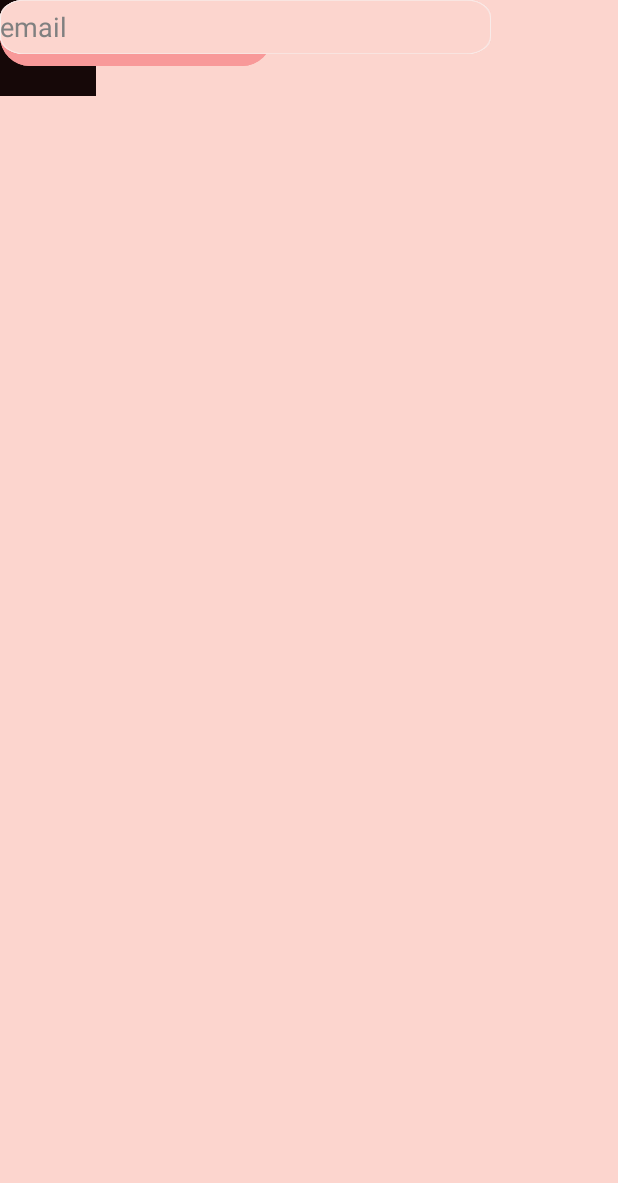
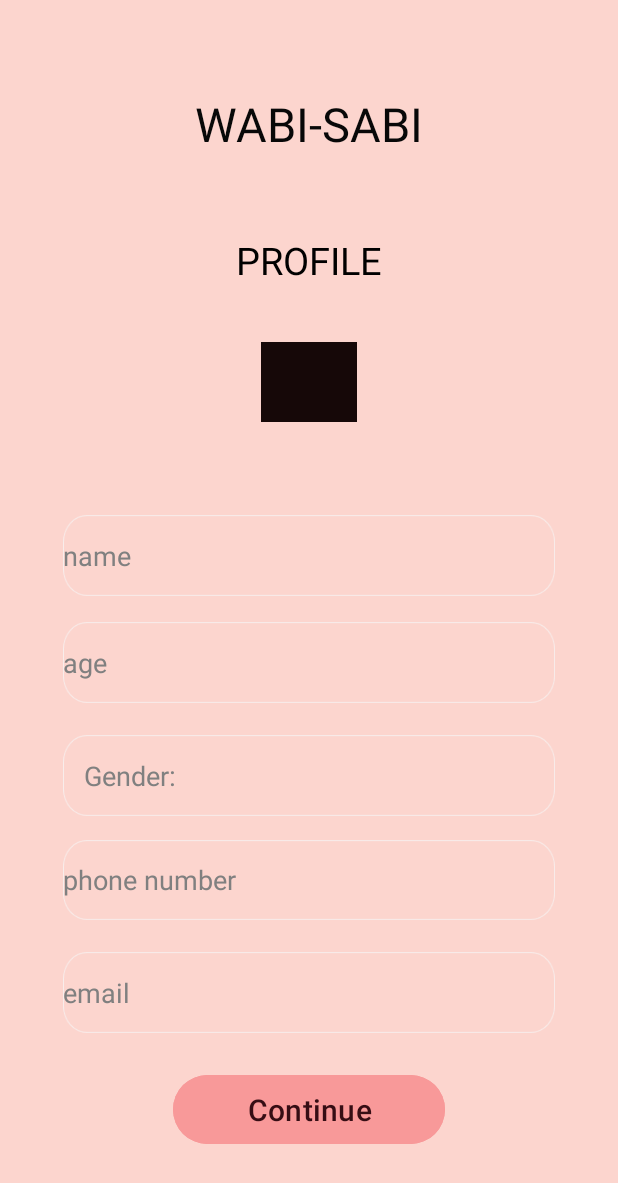
Before and after one commit to Atharv-Verma290/Wabi-Sabi, an Android app: the ProfileActivity screen opened directly, with no data from a screen before it, on a phone screen of 412 x 824 dp. Shown: the top 1183 px of the screen. Run offline under Robolectric (Android 15) with nearby library versions, the phone set to English and light mode, and no system bars.

Commit message:
Profile Building page awaiting Avatar

```diff
--- a/app/src/main/java/com/example/wabisabi/ProfileActivity.java
+++ b/app/src/main/java/com/example/wabisabi/ProfileActivity.java
@@ -3,6 +3,8 @@ package com.example.wabisabi;
 import androidx.appcompat.app.AppCompatActivity;
 
 import android.os.Bundle;
+import android.widget.ArrayAdapter;
+import android.widget.Spinner;
 
 public class ProfileActivity extends AppCompatActivity {
 
@@ -10,5 +12,10 @@ public class ProfileActivity extends AppCompatActivity {
     protected void onCreate(Bundle savedInstanceState) {
         super.onCreate(savedInstanceState);
         setContentView(R.layout.activity_profile);
+
+        Spinner spinner = findViewById(R.id.spinner);
+        ArrayAdapter<CharSequence> adapter = ArrayAdapter.createFromResource(this,R.array.Gender,R.layout.drop_down_item);
+        adapter.setDropDownViewResource(R.layout.drop_down_item);
+        spinner.setAdapter(adapter);
     }
 }
--- a/app/src/main/res/layout/activity_login.xml
+++ b/app/src/main/res/layout/activity_login.xml
@@ -2,9 +2,9 @@
 <androidx.constraintlayout.widget.ConstraintLayout xmlns:android="http://schemas.android.com/apk/res/android"
     xmlns:app="http://schemas.android.com/apk/res-auto"
     xmlns:tools="http://schemas.android.com/tools"
-    android:background="@drawable/back_gradient"
     android:layout_width="match_parent"
     android:layout_height="match_parent"
+    android:background="@drawable/back_gradient"
     tools:context=".Login">
 
         <TextView
@@ -21,8 +21,10 @@
             android:id="@+id/button4"
             android:layout_width="wrap_content"
             android:layout_height="wrap_content"
+            android:layout_marginTop="65dp"
             android:text="Button"
-            tools:layout_editor_absoluteX="169dp"
-            tools:layout_editor_absoluteY="403dp" />
+            app:layout_constraintEnd_toEndOf="parent"
+            app:layout_constraintStart_toStartOf="parent"
+            app:layout_constraintTop_toBottomOf="@+id/textView" />
 
 </androidx.constraintlayout.widget.ConstraintLayout>
--- a/app/src/main/res/layout/activity_profile.xml
+++ b/app/src/main/res/layout/activity_profile.xml
@@ -5,93 +5,126 @@
     android:layout_width="match_parent"
     android:layout_height="match_parent"
     android:background="@color/fig_pink"
-    tools:context=".ProfileActivity">
+    android:clickable="true"
+    tools:context=".ProfileActivity"
+    android:focusable="true">
 
     <TextView
         android:id="@+id/wabi_sabi"
         android:layout_width="204dp"
-        android:layout_height="63dp"
-        android:layout_alignParentLeft="true"
+        android:layout_height="0dp"
+        android:layout_alignParentStart="true"
         android:layout_alignParentTop="true"
+        android:layout_marginTop="61dp"
+        android:layout_marginBottom="31dp"
         android:gravity="center_horizontal|top"
         android:text="@string/wabi_sabi"
         android:textAppearance="@style/wabi_sabi"
-        tools:layout_editor_absoluteX="103dp"
-        tools:layout_editor_absoluteY="61dp" />
+        app:layout_constraintBottom_toTopOf="@+id/profile"
+        app:layout_constraintEnd_toEndOf="parent"
+        app:layout_constraintStart_toStartOf="parent"
+        app:layout_constraintTop_toTopOf="parent" />
 
     <TextView
         android:id="@+id/profile"
         android:layout_width="136dp"
-        android:layout_height="39dp"
+        android:layout_height="0dp"
         android:layout_alignParentTop="true"
         android:layout_centerHorizontal="true"
+        android:layout_marginBottom="27dp"
         android:gravity="center"
         android:text="@string/profile"
         android:textAppearance="@style/profile"
-        tools:layout_editor_absoluteX="137dp"
-        tools:layout_editor_absoluteY="155dp" />
+        app:layout_constraintBottom_toTopOf="@+id/ellipse_8"
+        app:layout_constraintEnd_toEndOf="parent"
+        app:layout_constraintStart_toStartOf="parent"
+        app:layout_constraintTop_toBottomOf="@+id/wabi_sabi" />
 
     <ImageView
         android:id="@+id/ellipse_8"
         android:layout_width="64dp"
-        android:layout_height="64dp"
+        android:layout_height="0dp"
         android:layout_alignParentTop="true"
         android:layout_centerHorizontal="true"
+        android:layout_marginBottom="62dp"
         android:background="#160808"
-        tools:layout_editor_absoluteX="173dp"
-        tools:layout_editor_absoluteY="221dp" />
+        app:layout_constraintBottom_toTopOf="@+id/rectangle_4"
+        app:layout_constraintEnd_toEndOf="@+id/profile"
+        app:layout_constraintStart_toStartOf="@+id/profile"
+        app:layout_constraintTop_toBottomOf="@+id/profile"
+        android:contentDescription="Avatar" />
 
     <EditText
         android:id="@+id/rectangle_4"
-        android:layout_width="327dp"
-        android:layout_height="36dp"
-        android:layout_alignParentLeft="true"
+        android:layout_width="0dp"
+        android:layout_height="0dp"
+        android:layout_alignParentStart="true"
         android:layout_alignParentTop="true"
+        android:layout_marginStart="42dp"
+        android:layout_marginEnd="42dp"
+        android:layout_marginBottom="17dp"
         android:background="@drawable/rectangle_4"
         android:elevation="9dp"
         android:hint="name"
         android:textColorHint="#808080"
-        tools:layout_editor_absoluteX="42dp"
-        tools:layout_editor_absoluteY="347dp" />
+        app:layout_constraintBottom_toTopOf="@+id/ageprof"
+        app:layout_constraintEnd_toEndOf="parent"
+        app:layout_constraintStart_toStartOf="parent"
+        app:layout_constraintTop_toBottomOf="@+id/ellipse_8" />
 
     <EditText
         android:id="@+id/ageprof"
-        android:layout_width="327dp"
-        android:layout_height="36dp"
-        android:layout_alignParentLeft="true"
+        android:layout_width="0dp"
+        android:layout_height="0dp"
+        android:layout_alignParentStart="true"
         android:layout_alignParentTop="true"
+        android:layout_marginStart="42dp"
+        android:layout_marginEnd="42dp"
+        android:layout_marginBottom="21dp"
         android:background="@drawable/rectangle_4"
         android:elevation="9dp"
         android:hint="age"
         android:textColorHint="#808080"
-        tools:layout_editor_absoluteX="42dp"
-        tools:layout_editor_absoluteY="400dp" />
+        app:layout_constraintBottom_toTopOf="@+id/spinner"
+        app:layout_constraintEnd_toEndOf="parent"
+        app:layout_constraintStart_toStartOf="parent"
+        app:layout_constraintTop_toBottomOf="@+id/rectangle_4" />
 
     <EditText
         android:id="@+id/phonenum"
-        android:layout_width="327dp"
-        android:layout_height="36dp"
-        android:layout_alignParentLeft="true"
+        android:layout_width="0dp"
+        android:layout_height="0dp"
+        android:layout_alignParentStart="true"
         android:layout_alignParentTop="true"
+        android:layout_marginStart="42dp"
+        android:layout_marginEnd="42dp"
+        android:layout_marginBottom="21dp"
         android:background="@drawable/rectangle_4"
         android:elevation="9dp"
         android:hint="phone number"
         android:textColorHint="#808080"
-        tools:layout_editor_absoluteX="42dp"
-        tools:layout_editor_absoluteY="509dp" />
+        app:layout_constraintBottom_toTopOf="@+id/emailprof"
+        app:layout_constraintEnd_toEndOf="parent"
+        app:layout_constraintStart_toStartOf="parent"
+        app:layout_constraintTop_toBottomOf="@+id/spinner" />
 
     <EditText
         android:id="@+id/emailprof"
-        android:layout_width="327dp"
-        android:layout_height="36dp"
-        android:layout_alignParentLeft="true"
+        android:layout_width="0dp"
+        android:layout_height="0dp"
+        android:layout_alignParentStart="true"
         android:layout_alignParentTop="true"
+        android:layout_marginStart="42dp"
+        android:layout_marginEnd="42dp"
+        android:layout_marginBottom="24dp"
         android:background="@drawable/rectangle_4"
         android:elevation="9dp"
         android:hint="email"
         android:textColorHint="#808080"
-        tools:layout_editor_absoluteX="42dp"
-        tools:layout_editor_absoluteY="566dp" />
+        app:layout_constraintBottom_toTopOf="@+id/contprof"
+        app:layout_constraintEnd_toEndOf="parent"
+        app:layout_constraintStart_toStartOf="parent"
+        app:layout_constraintTop_toBottomOf="@+id/phonenum" />
 
     <Button
         android:id="@+id/contprof"
@@ -99,12 +132,29 @@
         android:layout_height="0dp"
         android:layout_alignParentStart="true"
         android:layout_alignParentTop="true"
+        android:layout_marginBottom="57dp"
         android:backgroundTint="#F89999"
         android:text="@string/continprof"
         android:textColor="#360D14"
         android:textSize="20sp"
-        tools:layout_editor_absoluteX="115dp"
-        tools:layout_editor_absoluteY="626dp" />
+        app:layout_constraintBottom_toBottomOf="parent"
+        app:layout_constraintEnd_toEndOf="parent"
+        app:layout_constraintStart_toStartOf="parent"
+        app:layout_constraintTop_toBottomOf="@+id/emailprof" />
+
+    <Spinner
+        android:id="@+id/spinner"
+        android:layout_width="0dp"
+        android:layout_height="0dp"
+        android:layout_marginStart="42dp"
+        android:layout_marginEnd="42dp"
+        android:layout_marginBottom="16dp"
+        android:background="@drawable/rectangle_4"
+        android:dropDownWidth="match_parent"
+        app:layout_constraintBottom_toTopOf="@+id/phonenum"
+        app:layout_constraintEnd_toEndOf="parent"
+        app:layout_constraintStart_toStartOf="parent"
+        app:layout_constraintTop_toBottomOf="@+id/ageprof" />
 
 
 </androidx.constraintlayout.widget.ConstraintLayout>
--- /dev/null
+++ b/app/src/main/res/layout/drop_down_item.xml
@@ -0,0 +1,18 @@
+<?xml version="1.0" encoding="utf-8"?>
+<TextView
+    xmlns:android="http://schemas.android.com/apk/res/android"
+    android:id="@+id/textView"
+    android:layout_width="match_parent"
+    android:layout_height="wrap_content"
+    android:textColor="#808080"
+    android:layout_marginStart="42dp"
+    android:layout_marginEnd="42dp"
+    android:layout_marginBottom="24dp"
+    android:textSize="18sp"
+    android:padding="14dp"
+    android:backgroundTint="#FCD5CE"
+
+    android:text="TextView" />
+
+<!--    android:background="@drawable/rectangle_4"-->
+<!--android:background="#FCD5CE"-->
--- a/app/src/main/res/values/strings.xml
+++ b/app/src/main/res/values/strings.xml
@@ -11,5 +11,9 @@
     <string name="welcome_back">Welcome Back</string>
     <string name="profile">PROFILE</string>
     <string name="continprof">Continue</string>
-
+    <string-array name="Gender">
+        <item>Gender:</item>
+        <item>Male</item>
+        <item>Female</item>
+    </string-array>
 </resources>
```
